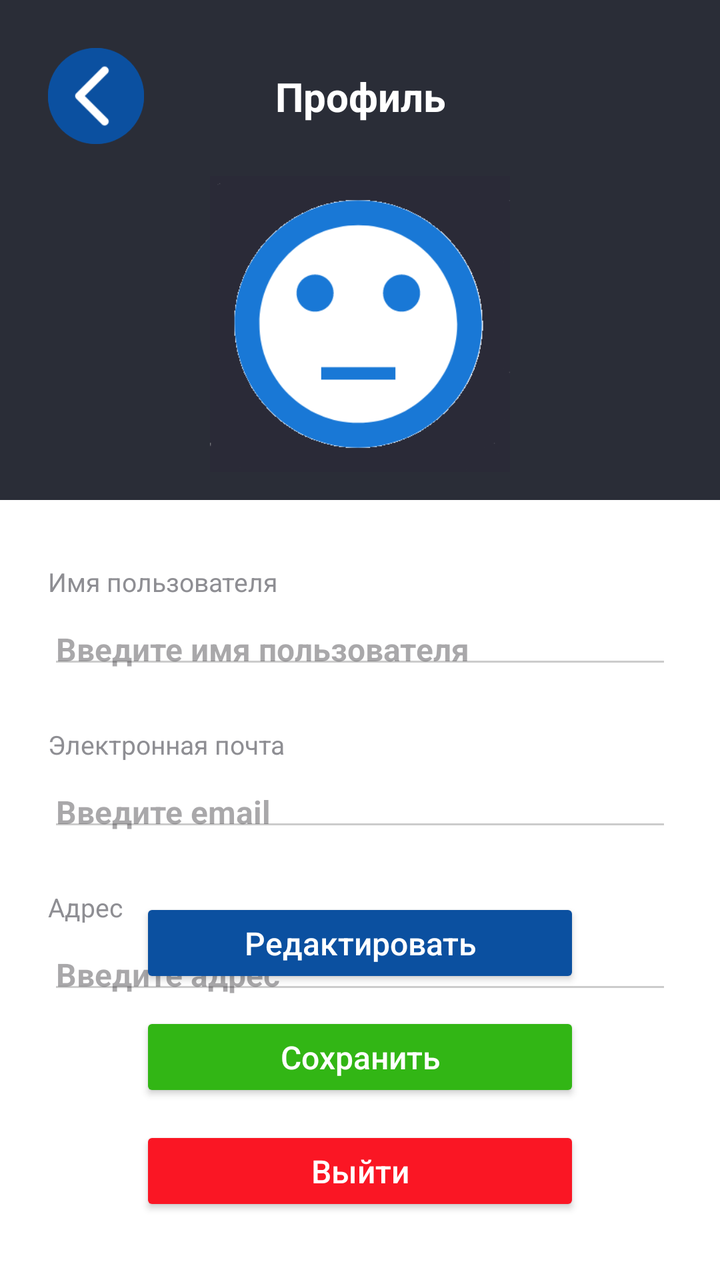
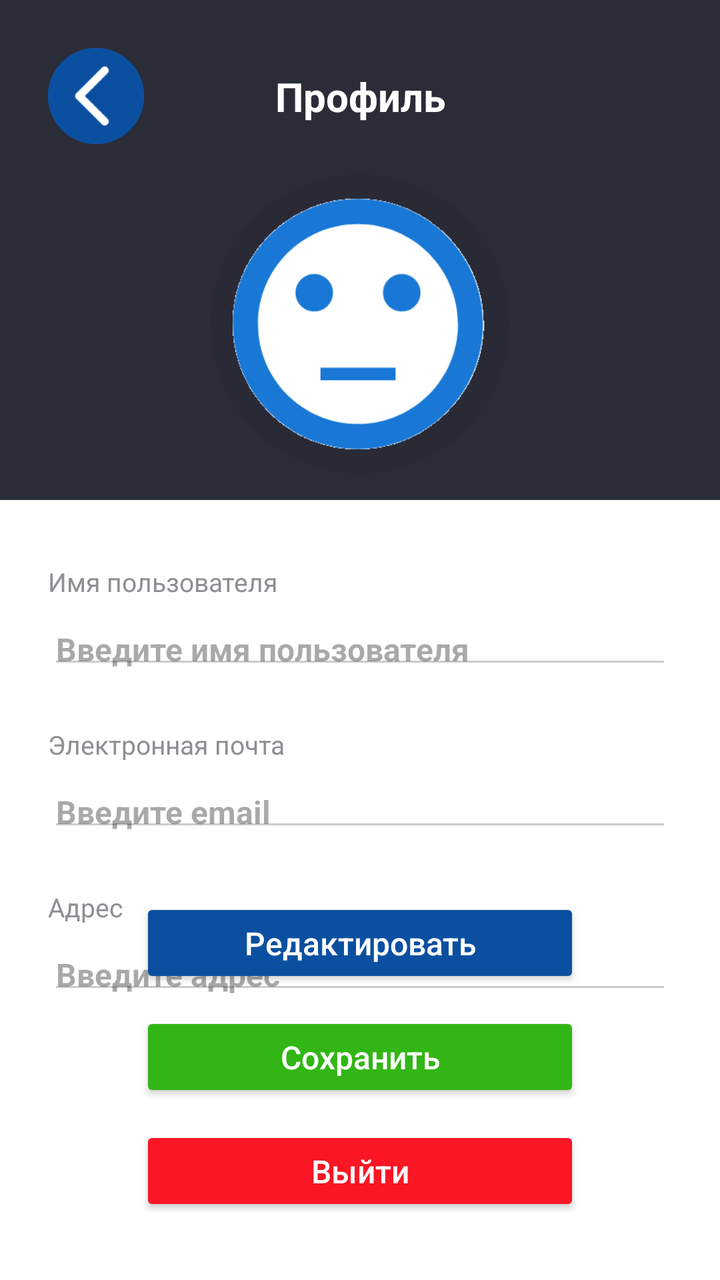

Screens rendered from an Android XML layout before and after an edit, with the pre-edit source and the edit as a unified diff.
<!-- AndroidManifest.xml: application theme Theme.HomeSmartPractice -->
<!-- res/layout/activity_profile.xml -->
<?xml version="1.0" encoding="utf-8"?>
<androidx.constraintlayout.widget.ConstraintLayout
    xmlns:android="http://schemas.android.com/apk/res/android"
    xmlns:app="http://schemas.android.com/apk/res-auto"
    xmlns:tools="http://schemas.android.com/tools"
    android:layout_width="match_parent"
    android:layout_height="match_parent"
    android:background="#FFFFFF">


    <View
        android:id="@+id/headerBackground"
        android:layout_width="0dp"
        android:layout_height="250dp"
        android:background="#2A2D37"
        app:layout_constraintEnd_toEndOf="parent"
        app:layout_constraintStart_toStartOf="parent"
        app:layout_constraintTop_toTopOf="parent" />


    <ImageButton
        android:id="@+id/btnBack"
        android:layout_width="48dp"
        android:layout_height="48dp"
        android:layout_marginStart="24dp"
        android:layout_marginTop="24dp"
        android:background="@drawable/circle_button_background"
        android:scaleType="fitCenter"
        android:src="@drawable/ic_backarrow"
        app:layout_constraintStart_toStartOf="parent"
        app:layout_constraintTop_toTopOf="parent" />

    <TextView
        android:id="@+id/tvTitle"
        android:layout_width="wrap_content"
        android:layout_height="wrap_content"
        android:text="Профиль"
        android:textColor="#FFFFFF"
        android:textSize="20sp"
        android:textStyle="bold"
        app:layout_constraintBottom_toBottomOf="@id/btnBack"
        app:layout_constraintEnd_toEndOf="parent"
        app:layout_constraintStart_toStartOf="parent"
        app:layout_constraintTop_toTopOf="@id/btnBack" />


    <FrameLayout
        android:id="@+id/avatarContainer"
        android:layout_width="150dp"
        android:layout_height="150dp"
        android:layout_marginTop="15dp"
        app:layout_constraintEnd_toEndOf="parent"
        app:layout_constraintStart_toStartOf="parent"
        app:layout_constraintTop_toBottomOf="@id/btnBack">

        <ImageView
            android:layout_width="150dp"
            android:layout_height="150dp"
            android:layout_gravity="center"
            android:src="@drawable/ic_unnamed" />
    </FrameLayout>


    <TextView
        android:id="@+id/labelUsername"
        android:layout_width="wrap_content"
        android:layout_height="wrap_content"
        android:layout_marginStart="24dp"
        android:layout_marginTop="32dp"
        android:text="Имя пользователя"
        android:textColor="#8E8E93"
        android:textSize="13sp"
        app:layout_constraintStart_toStartOf="parent"
        app:layout_constraintTop_toBottomOf="@id/headerBackground" />


    <FrameLayout
        android:id="@+id/fieldUsername"
        android:layout_width="0dp"
        android:layout_height="wrap_content"
        android:layout_marginStart="24dp"
        android:layout_marginTop="4dp"
        android:layout_marginEnd="24dp"
        app:layout_constraintEnd_toEndOf="parent"
        app:layout_constraintStart_toStartOf="parent"
        app:layout_constraintTop_toBottomOf="@id/labelUsername">

        <EditText
            android:id="@+id/etUsername"
            android:layout_width="match_parent"
            android:layout_height="wrap_content"
            android:hint="Введите имя пользователя"
            android:paddingBottom="4dp"
            android:textColor="#000000"
            android:textSize="16sp"
            android:textStyle="bold"
            android:enabled="false"
            android:focusable="false"
            android:clickable="false"
            android:cursorVisible="false"
            android:backgroundTint="#CCCCCC" />
    </FrameLayout>

    <TextView
        android:id="@+id/labelEmail"
        android:layout_width="wrap_content"
        android:layout_height="wrap_content"
        android:layout_marginStart="24dp"
        android:layout_marginTop="24dp"
        android:text="Электронная почта"
        android:textColor="#8E8E93"
        android:textSize="13sp"
        app:layout_constraintStart_toStartOf="parent"
        app:layout_constraintTop_toBottomOf="@id/fieldUsername" />


    <FrameLayout
        android:id="@+id/fieldEmail"
        android:layout_width="0dp"
        android:layout_height="wrap_content"
        android:layout_marginStart="24dp"
        android:layout_marginTop="4dp"
        android:layout_marginEnd="24dp"
        app:layout_constraintEnd_toEndOf="parent"
        app:layout_constraintStart_toStartOf="parent"
        app:layout_constraintTop_toBottomOf="@id/labelEmail">

        <EditText
            android:id="@+id/etEmail"
            android:layout_width="match_parent"
            android:layout_height="wrap_content"
            android:hint="Введите email"
            android:inputType="textEmailAddress"
            android:paddingBottom="4dp"
            android:textColor="#000000"
            android:textSize="16sp"
            android:textStyle="bold"
            android:enabled="false"
            android:focusable="false"
            android:clickable="false"
            android:cursorVisible="false"
            android:backgroundTint="#CCCCCC" />
    </FrameLayout>


    <TextView
        android:id="@+id/labelAddress"
        android:layout_width="wrap_content"
        android:layout_height="wrap_content"
        android:layout_marginStart="24dp"
        android:layout_marginTop="24dp"
        android:text="Адрес"
        android:textColor="#8E8E93"
        android:textSize="13sp"
        app:layout_constraintStart_toStartOf="parent"
        app:layout_constraintTop_toBottomOf="@id/fieldEmail" />


    <FrameLayout
        android:id="@+id/fieldAddress"
        android:layout_width="0dp"
        android:layout_height="wrap_content"
        android:layout_marginStart="24dp"
        android:layout_marginTop="4dp"
        android:layout_marginEnd="24dp"
        app:layout_constraintEnd_toEndOf="parent"
        app:layout_constraintStart_toStartOf="parent"
        app:layout_constraintTop_toBottomOf="@id/labelAddress">

        <EditText
            android:id="@+id/etAddress"
            android:layout_width="match_parent"
            android:layout_height="wrap_content"
            android:hint="Введите адрес"
            android:paddingBottom="4dp"
            android:textColor="#000000"
            android:textSize="16sp"
            android:textStyle="bold"
            android:enabled="false"
            android:focusable="false"
            android:clickable="false"
            android:cursorVisible="false"
            android:backgroundTint="#CCCCCC" />
    </FrameLayout>


    <Button
        android:id="@+id/btnReduct"
        android:layout_width="0dp"
        android:layout_height="45dp"
        android:layout_marginHorizontal="70dp"
        android:layout_marginBottom="12dp"
        android:backgroundTint="#0B50A0"
        android:text="Редактировать"
        android:textAllCaps="false"
        android:textColor="#FFFFFF"
        android:textSize="16sp"
        app:cornerRadius="12dp"
        app:layout_constraintBottom_toTopOf="@id/btnSave"
        app:layout_constraintEnd_toEndOf="parent"
        app:layout_constraintStart_toStartOf="parent"
        app:layout_constraintVertical_chainStyle="packed" />

    <Button
        android:id="@+id/btnSave"
        android:layout_width="0dp"
        android:layout_height="45dp"
        android:layout_marginHorizontal="70dp"
        android:layout_marginBottom="12dp"
        android:backgroundTint="#32B615"
        android:text="Сохранить"
        android:textAllCaps="false"
        android:textColor="#FFFFFF"
        android:textSize="16sp"
        app:cornerRadius="12dp"
        app:layout_constraintBottom_toTopOf="@id/btnLogout"
        app:layout_constraintEnd_toEndOf="parent"
        app:layout_constraintStart_toStartOf="parent"
        app:layout_constraintVertical_chainStyle="packed" />


    <Button
        android:id="@+id/btnLogout"
        android:layout_width="0dp"
        android:layout_height="45dp"
        android:layout_marginHorizontal="70dp"
        android:layout_marginBottom="32dp"
        android:backgroundTint="#FA1624"
        android:text="Выйти"
        android:textAllCaps="false"
        android:textColor="#FFFFFF"
        android:textSize="16sp"
        app:cornerRadius="12dp"
        app:layout_constraintBottom_toBottomOf="parent"
        app:layout_constraintEnd_toEndOf="parent"
        app:layout_constraintStart_toStartOf="parent" />

</androidx.constraintlayout.widget.ConstraintLayout>
<!-- resources referenced by this layout -->
<resources>
  <!-- drawable circle_button_background (drawable) -->
  <?xml version="1.0" encoding="utf-8"?>
  <shape xmlns:android="http://schemas.android.com/apk/res/android"
      android:shape="oval">
      <solid android:color="#0B50A0" />
  </shape>
  <!-- drawable ic_backarrow: png bitmap (drawable, 2517 bytes) -->
  <!-- drawable ic_unnamed: png bitmap (drawable, 11369 bytes) -->
  <style name="Theme.HomeSmartPractice" parent="Base.Theme.HomeSmartPractice" />
  <style name="Base.Theme.HomeSmartPractice" parent="Theme.Material3.DayNight.NoActionBar">
          
          
      </style>
</resources>

<!-- the commit's change to res/layout/activity_profile.xml (unified diff, before → after) -->
@@ -53,13 +53,14 @@
         app:layout_constraintStart_toStartOf="parent"
         app:layout_constraintTop_toBottomOf="@id/btnBack">
 
-        <ImageView
-            android:layout_width="150dp"
-            android:layout_height="150dp"
-            android:layout_gravity="center"
-            android:src="@drawable/ic_unnamed" />
-    </FrameLayout>
-
+        <com.google.android.material.imageview.ShapeableImageView
+            android:id="@+id/ivAvatar"
+            android:layout_width="match_parent"
+            android:layout_height="match_parent"
+            android:scaleType="centerCrop"
+            android:src="@drawable/ic_unnamed"
+            app:shapeAppearanceOverlay="@style/CircleImageView" />
+    </FrameLayout>
 
     <TextView
         android:id="@+id/labelUsername"
<!-- resource entries referenced after the edit -->
@@ -8,6 +8,10 @@
   </shape>
   <!-- drawable ic_backarrow: png bitmap (drawable, 2517 bytes) -->
   <!-- drawable ic_unnamed: png bitmap (drawable, 11369 bytes) -->
+  <style name="CircleImageView" parent="">
+              <item name="cornerFamily">rounded</item>
+              <item name="cornerSize">50%</item>
+      </style>
   <style name="Theme.HomeSmartPractice" parent="Base.Theme.HomeSmartPractice" />
   <style name="Base.Theme.HomeSmartPractice" parent="Theme.Material3.DayNight.NoActionBar">
           
